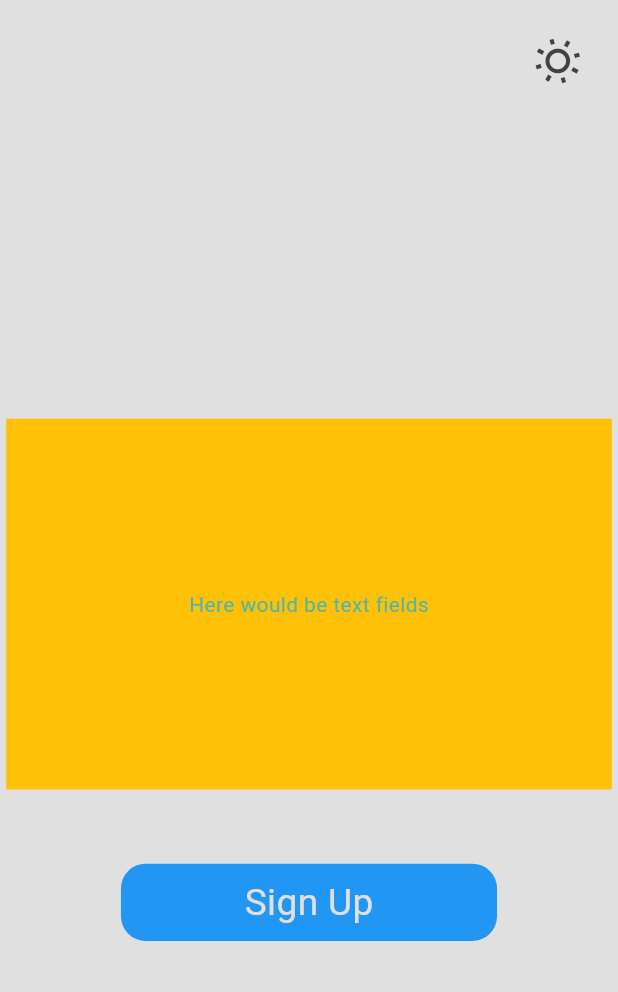
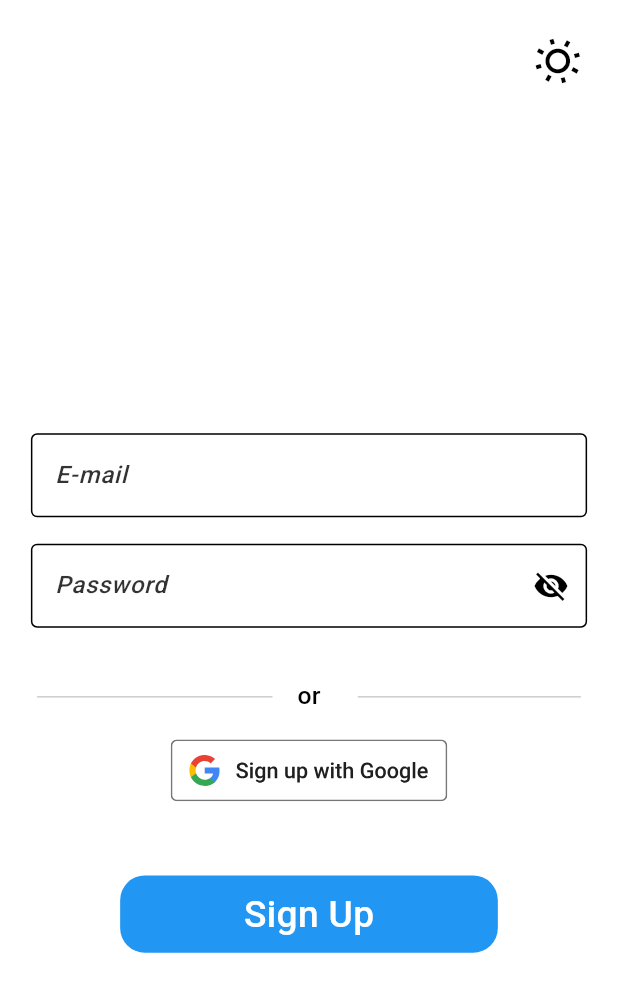
Before and after one commit to abb-sandbox/dream_messenger_demo, a Flutter app: the screen it shows after launch, on a phone screen of 412 x 824 dp. Shown: the top 992 px of the screen. Run offline on Flutter 3.47's test engine with Material 3 defaults, Android fonts, the phone set to English and light mode, and no system bars; our stand-ins replace equatable, firebase_core, flutter_bloc, flutter_svg, get_it, shared_preferences; accounts and stored records are empty.

Commit message:
Added login,password fields and auth google for SignUp page

```diff
--- a/lib/core/appTheme/app_theme.dart
+++ b/lib/core/appTheme/app_theme.dart
@@ -2,31 +2,60 @@ import 'package:flutter/material.dart';
 
 abstract class AppTheme {
   static final lightTheme = ThemeData(
-    scaffoldBackgroundColor: Colors.grey.shade300,
+    scaffoldBackgroundColor: Colors.white,
+    iconTheme: IconThemeData(color: Colors.black),
     iconButtonTheme: IconButtonThemeData(
       style: ButtonStyle(
-        iconColor: WidgetStateProperty.all(Colors.grey.shade800),
+        overlayColor: WidgetStateProperty.all(
+          Colors.black.withOpacity(0.4),
+        ),
+        iconColor: WidgetStateProperty.all(Colors.black),
       ),
+    ),
+    inputDecorationTheme: InputDecorationTheme(
+      border: OutlineInputBorder(borderSide: BorderSide(color: Colors.black)),
+      // enabledBorder: OutlineInputBorder(),
+      // focusedBorder: OutlineInputBorder(),
+      // outlineBorder: BorderSide(color: Colors.grey.shade800),
+      // focusedErrorBorder: OutlineInputBorder(
+      //   borderSide: BorderSide(color: Colors.red.shade700),
+      // ),
     ),
     colorScheme: ColorScheme(
       brightness: Brightness.light,
       primary: Colors.blue.shade500,
-      onPrimary: Colors.grey.shade300,
+      onPrimary: Colors.white,
       secondary: Colors.indigoAccent.shade400,
       onSecondary: Colors.indigoAccent.shade200,
       error: Colors.red.shade600,
       onError: Colors.red.shade400,
-      surface: Colors.teal.shade500,
-      onSurface: Colors.teal.shade300,
+      surface: Colors.black,
+      onSurface: Colors.white,
     ),
   );
 
+  //-------------------------------------------------------------------------------------------------------------------
+
   static final darkTheme = ThemeData(
-    scaffoldBackgroundColor: Colors.grey.shade800,
+    scaffoldBackgroundColor: Colors.black,
+    iconTheme: IconThemeData(color: Colors.white),
     iconButtonTheme: IconButtonThemeData(
       style: ButtonStyle(
-        iconColor: WidgetStateProperty.all(Colors.grey.shade300),
+        overlayColor: WidgetStateProperty.all(
+          Colors.white.withOpacity(0.4),
+        ),
+        iconColor: WidgetStateProperty.all(Colors.white),
       ),
+    ),
+    inputDecorationTheme: InputDecorationTheme(
+      // outlineBorder: ,
+      border: OutlineInputBorder(borderSide: BorderSide(color: Colors.white)),
+      // enabledBorder: OutlineInputBorder(),
+      // focusedBorder: OutlineInputBorder(),
+      // outlineBorder: BorderSide(color: Colors.grey.shade300),
+      // focusedErrorBorder: OutlineInputBorder(
+      //   borderSide: BorderSide(color: Colors.red.shade800),
+      // ),
     ),
     colorScheme: ColorScheme(
       brightness: Brightness.dark,
@@ -36,8 +65,8 @@ abstract class AppTheme {
       onSecondary: Colors.indigoAccent,
       error: Colors.red.shade800,
       onError: Colors.red.shade600,
-      surface: Colors.teal.shade700,
-      onSurface: Colors.teal.shade500,
+      surface: Colors.white,
+      onSurface: Colors.black,
     ),
   );
 }
--- a/lib/features/auth/presentation/pages/sign_up_page.dart
+++ b/lib/features/auth/presentation/pages/sign_up_page.dart
@@ -1,70 +1,61 @@
 import 'package:dream_messenger_demo/core/bloc/themeBloc/theme_event.dart';
+import 'package:dream_messenger_demo/features/auth/presentation/widgets/custom_app_bar.dart';
+import 'package:dream_messenger_demo/features/auth/presentation/widgets/login_field.dart';
+import 'package:dream_messenger_demo/features/auth/presentation/widgets/password_field.dart';
 import 'package:flutter/material.dart';
 import 'package:flutter_bloc/flutter_bloc.dart';
 
 import '../../../../core/bloc/themeBloc/theme_bloc.dart';
 import '../../../../core/bloc/themeBloc/theme_state.dart';
+import '../widgets/google_auth_widget.dart';
 
 class SignUpPage extends StatelessWidget {
-  final ThemeState state;
-
-  const SignUpPage({super.key, required this.state});
+  const SignUpPage({super.key});
 
   @override
   Widget build(BuildContext context) {
     final Size size = MediaQuery.of(context).size;
     final themeBloc = context.read<ThemeBloc>();
     final theme = Theme.of(context);
-    return SafeArea(
+    return Container(
+      color: theme.scaffoldBackgroundColor.withOpacity(0.8),
+      child: SafeArea(
         child: Scaffold(
           body: Column(
             mainAxisAlignment: MainAxisAlignment.start,
             children: [
-            SizedBox(
-              height: size.height * 0.1,
-              // color: Colors.green,
-              child: Row(
-                mainAxisAlignment: MainAxisAlignment.end,
-                children: [
-                  Container(
-                    margin: EdgeInsets.all(16.0),
-                    child: IconButton(
-                      onPressed: () => themeBloc.add(ThemeSwitchEvent()),
-                      icon: Transform.rotate(
-                        angle: 0.50,
-                        child: Icon(
-                          state.themeData.brightness == Brightness.dark
-                              ? Icons.brightness_2_outlined
-                              : Icons.wb_sunny_outlined,
-                          // color: theme.colorScheme.onPrimary,
-                          size: size.width * 0.08,
-                        ),
-                      ),
-                    ),
-                  ),
-                ],
-              ),
-            ),
+              CustomAppBar(),
               Expanded(
                 child: Column(
                   // crossAxisAlignment: CrossAxisAlignment.center,
                   mainAxisAlignment: MainAxisAlignment.center,
                   children: [
                     Container(
-                    height: size.height * 0.3,
-                    // width: size.width*0.88,
-                    margin: EdgeInsets.symmetric(horizontal: size.width * 0.01),
-                    color: Colors.amber,
-                    child: Center(child: Text("Here would be text fields")),
+                      height: size.height * 0.2,
+                      // width: size.width * 0.88,
+                      margin: EdgeInsets.symmetric(
+                        horizontal: size.width * 0.05,
                       ),
+                      child: Column(
+                        mainAxisAlignment: MainAxisAlignment.spaceEvenly,
+                        children: [LoginField(), PasswordField()],
+                      ),
+                    ),
+
+                    GoogleAuthWidget(signIn: false),
+
+                    // SizedBox(height: size.height * 0.02),
                     SizedBox(height: size.height * 0.06),
+
                     InkWell(
                       borderRadius: BorderRadius.circular(size.width * 0.04),
                       onTap: () {},
                       child: Container(
                         decoration: BoxDecoration(
                           color: theme.colorScheme.primary,
-                        borderRadius: BorderRadius.circular(size.width * 0.04),
+                          borderRadius: BorderRadius.circular(
+                            size.width * 0.04,
+                          ),
                         ),
                         child: Padding(
                           padding: EdgeInsetsGeometry.symmetric(
@@ -87,6 +78,7 @@ class SignUpPage extends StatelessWidget {
             ],
           ),
         ),
+      ),
     );
   }
 }
--- /dev/null
+++ b/lib/features/auth/presentation/widgets/custom_app_bar.dart
@@ -0,0 +1,46 @@
+import 'package:flutter/material.dart';
+import 'package:flutter_bloc/flutter_bloc.dart';
+
+import '../../../../core/bloc/themeBloc/theme_bloc.dart';
+import '../../../../core/bloc/themeBloc/theme_event.dart';
+import '../../../../core/bloc/themeBloc/theme_state.dart';
+
+class CustomAppBar extends StatelessWidget {
+  const CustomAppBar({super.key});
+
+  @override
+  Widget build(BuildContext context) {
+    final theme = Theme.of(context);
+    final size = MediaQuery.of(context).size;
+    final themeBloc = context.read<ThemeBloc>();
+    return SizedBox(
+      height: size.height * 0.1,
+      // color: Colors.green,
+      child: Row(
+        mainAxisAlignment: MainAxisAlignment.end,
+        children: [
+          Container(
+            margin: EdgeInsets.all(16.0),
+            child: IconButton(
+              onPressed: () => themeBloc.add(ThemeSwitchEvent()),
+              icon: Transform.rotate(
+                angle: 0.50,
+                child: BlocBuilder<ThemeBloc, ThemeState>(
+                  builder: (context, state) {
+                    return Icon(
+                      state.themeData.brightness == Brightness.dark
+                          ? Icons.brightness_2_outlined
+                          : Icons.wb_sunny_outlined,
+                      // color: theme.colorScheme.onPrimary,
+                      size: size.width * 0.08,
+                    );
+                  },
+                ),
+              ),
+            ),
+          ),
+        ],
+      ),
+    );
+  }
+}
--- /dev/null
+++ b/lib/features/auth/presentation/widgets/google_auth_widget.dart
@@ -0,0 +1,73 @@
+import 'package:flutter/material.dart';
+import 'package:flutter_bloc/flutter_bloc.dart';
+import 'package:flutter_svg/flutter_svg.dart';
+import '../../../../core/bloc/themeBloc/theme_bloc.dart';
+import '../../../../core/bloc/themeBloc/theme_state.dart';
+
+class GoogleAuthWidget extends StatelessWidget {
+  final bool signIn;
+
+  const GoogleAuthWidget({super.key, required this.signIn});
+
+  @override
+  Widget build(BuildContext context) {
+    final size = MediaQuery.of(context).size;
+    final theme = Theme.of(context);
+    return Column(
+      children: [
+        Padding(
+          padding:  EdgeInsets.symmetric(vertical: size.height*0.02),
+          child: Row(
+            children: [
+              SizedBox(width: size.width * 0.06),
+              Expanded(
+                child: Divider(
+                  // endIndent: size.width * 0.02,
+                  color: theme.colorScheme.surface.withOpacity(0.2),
+                ),
+              ),
+              Padding(
+                padding: EdgeInsets.symmetric(horizontal: size.width * 0.04),
+                child: Text(
+                  "or",
+                  style: TextStyle(
+                    color: theme.colorScheme.surface,
+                    fontSize: size.width * 0.04,
+                  ),
+                ),
+              ),
+              Expanded(
+                child: Divider(
+                  indent: size.width * 0.02,
+                  color: theme.colorScheme.surface.withOpacity(0.2),
+                ),
+              ),
+              SizedBox(width: size.width * 0.06),
+            ],
+          ),
+        ),
+
+        SizedBox(
+          width: double.infinity,
+          height: size.height * 0.05,
+          child: BlocBuilder<ThemeBloc, ThemeState>(
+            builder: (context, state) {
+              if (state.themeData.brightness == Brightness.dark) {
+                return SvgPicture.asset(
+                  signIn
+                      ? "assets/icons/g_logo_android_dark_sq_SI.svg"
+                      : "assets/icons/g_logo_android_dark_sq_SU.svg",
+                );
+              }
+              return SvgPicture.asset(
+                signIn
+                    ? "assets/icons/g_logo_android_light_sq_SI.svg"
+                    : "assets/icons/g_logo_android_light_sq_SU.svg",
+              );
+            },
+          ),
+        ),
+      ],
+    );
+  }
+}
--- /dev/null
+++ b/lib/features/auth/presentation/widgets/login_field.dart
@@ -0,0 +1,45 @@
+import 'package:flutter/material.dart';
+
+class LoginField extends StatefulWidget {
+  const LoginField({super.key});
+
+  @override
+  State<LoginField> createState() => _LoginFieldState();
+}
+
+class _LoginFieldState extends State<LoginField> {
+  final loginTextController = TextEditingController();
+
+  @override
+  Widget build(BuildContext context) {
+    final theme = Theme.of(context);
+    final size = MediaQuery.of(context).size;
+    return SizedBox(
+      // height: size.height * (1 / 16),
+      child: TextField(
+        controller: loginTextController,
+        style: TextStyle(color: theme.colorScheme.surface),
+        cursorColor: theme.colorScheme.surface,
+        decoration: InputDecoration(
+          hintText: "E-mail",
+          hintStyle: TextStyle(
+            fontStyle: FontStyle.italic,
+            color: theme.colorScheme.surface.withOpacity(0.8),
+          ),
+          focusedBorder: OutlineInputBorder(
+            borderSide: BorderSide(
+              color: theme.inputDecorationTheme.border!.borderSide.color,
+            ),
+            borderRadius: BorderRadius.circular(size.width * 0.01),
+          ),
+          enabledBorder: OutlineInputBorder(
+            borderSide: BorderSide(
+              color: theme.inputDecorationTheme.border!.borderSide.color,
+            ),
+            borderRadius: BorderRadius.circular(size.width * 0.01),
+          ),
+        ),
+      ),
+    );
+  }
+}
--- /dev/null
+++ b/lib/features/auth/presentation/widgets/password_field.dart
@@ -0,0 +1,54 @@
+import 'package:flutter/material.dart';
+
+class PasswordField extends StatefulWidget {
+  const PasswordField({super.key});
+
+  @override
+  State<PasswordField> createState() => _PasswordFieldState();
+}
+
+class _PasswordFieldState extends State<PasswordField> {
+  bool passwordObscured = true;
+
+
+  @override
+  Widget build(BuildContext context) {
+    final theme = Theme.of(context);
+    final size = MediaQuery.of(context).size;
+    return SizedBox(
+      // height: size.height * (1 / 16),
+      child: TextField(
+        obscureText: passwordObscured,
+        style: TextStyle(color: theme.colorScheme.surface),
+        cursorColor: theme.colorScheme.surface,
+        decoration: InputDecoration(
+          suffixIcon: IconButton(
+            onPressed: () => setState(() {
+              passwordObscured = !passwordObscured;
+            }),
+            icon: Icon(
+              passwordObscured ? Icons.visibility_off : Icons.visibility,
+            ),
+          ),
+          hintText: "Password",
+          hintStyle: TextStyle(
+            fontStyle: FontStyle.italic,
+            color: theme.colorScheme.surface.withOpacity(0.8),
+          ),
+          focusedBorder: OutlineInputBorder(
+            borderSide: BorderSide(
+              color: theme.inputDecorationTheme.border!.borderSide.color,
+            ),
+            borderRadius: BorderRadius.circular(size.width * 0.01),
+          ),
+          enabledBorder: OutlineInputBorder(
+            borderSide: BorderSide(
+              color: theme.inputDecorationTheme.border!.borderSide.color,
+            ),
+            borderRadius: BorderRadius.circular(size.width * 0.01),
+          ),
+        ),
+      ),
+    );
+  }
+}
--- a/lib/main.dart
+++ b/lib/main.dart
@@ -1,5 +1,6 @@
 import 'package:dream_messenger_demo/features/auth/presentation/pages/sign_up_page.dart';
 import 'package:flutter/material.dart';
+import 'package:flutter/services.dart';
 import 'package:flutter_bloc/flutter_bloc.dart';
 
 import 'core/bloc/themeBloc/theme_bloc.dart';
@@ -21,10 +22,22 @@ class Home extends StatelessWidget {
       create: (_) => sl<ThemeBloc>(),
       child: BlocBuilder<ThemeBloc, ThemeState>(
         builder: (context, state) {
-          return MaterialApp(
-            debugShowCheckedModeBanner: false,
-            theme: state.themeData,
-            home: SignUpPage(state: state),
+          return AnnotatedRegion<SystemUiOverlayStyle>(
+            value: state.themeData.brightness == Brightness.dark
+                ? SystemUiOverlayStyle.light
+                : SystemUiOverlayStyle.dark,
+            child: MaterialApp(
+              builder: (context, child) {
+                return GestureDetector(
+                  behavior: HitTestBehavior.opaque,
+                  onTap: () => FocusManager.instance.primaryFocus?.unfocus(),
+                  child: child,
+                );
+              },
+              debugShowCheckedModeBanner: false,
+              theme: state.themeData,
+              home: SignUpPage(),
+            ),
           );
         },
       ),
```
Also changed, not shown: pubspec.yaml (+8 -0 lines), assets/fonts/Roboto-Light.ttf (added), assets/fonts/Roboto-Medium.ttf (added), assets/icons/g_logo_android_dark_sq_SI.svg (added), assets/icons/g_logo_android_dark_sq_SU.svg (added), assets/icons/g_logo_android_light_sq_SI.svg (added), assets/icons/g_logo_android_light_sq_SU.svg (added), assets/icons/google_logo.svg (added), pubspec.lock. Lines whose indentation alone changed are shown as unchanged.
